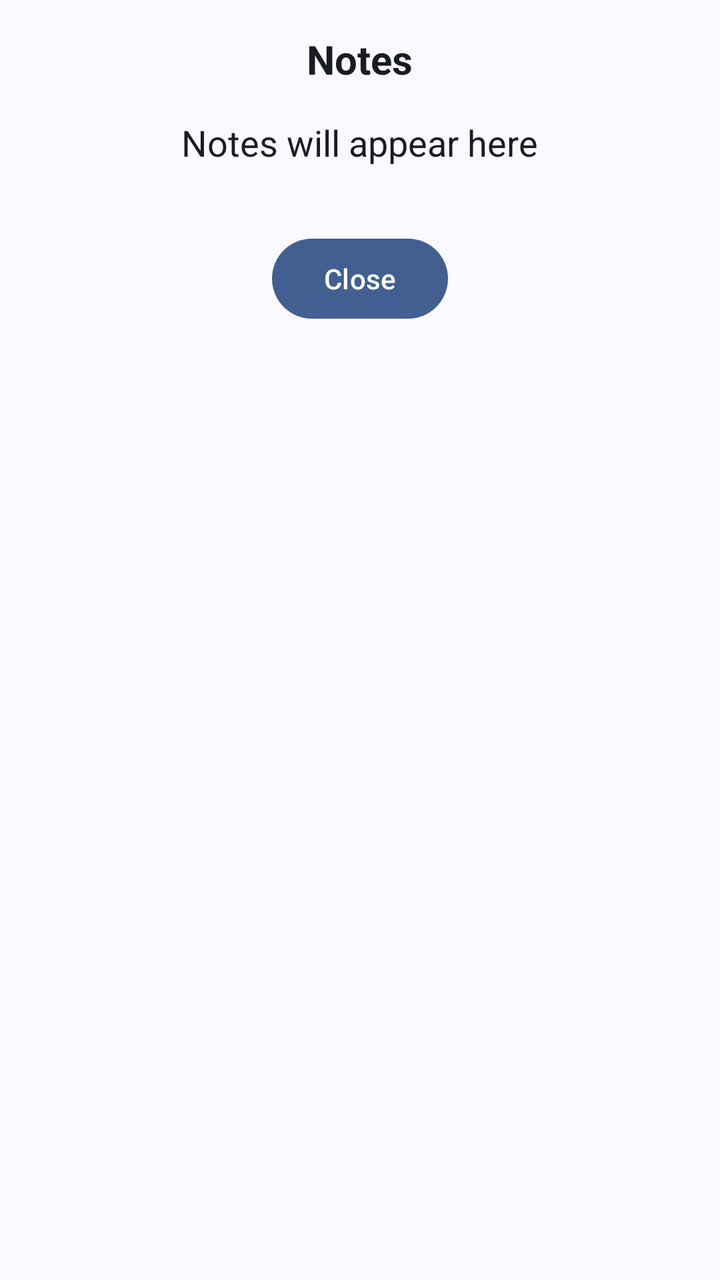
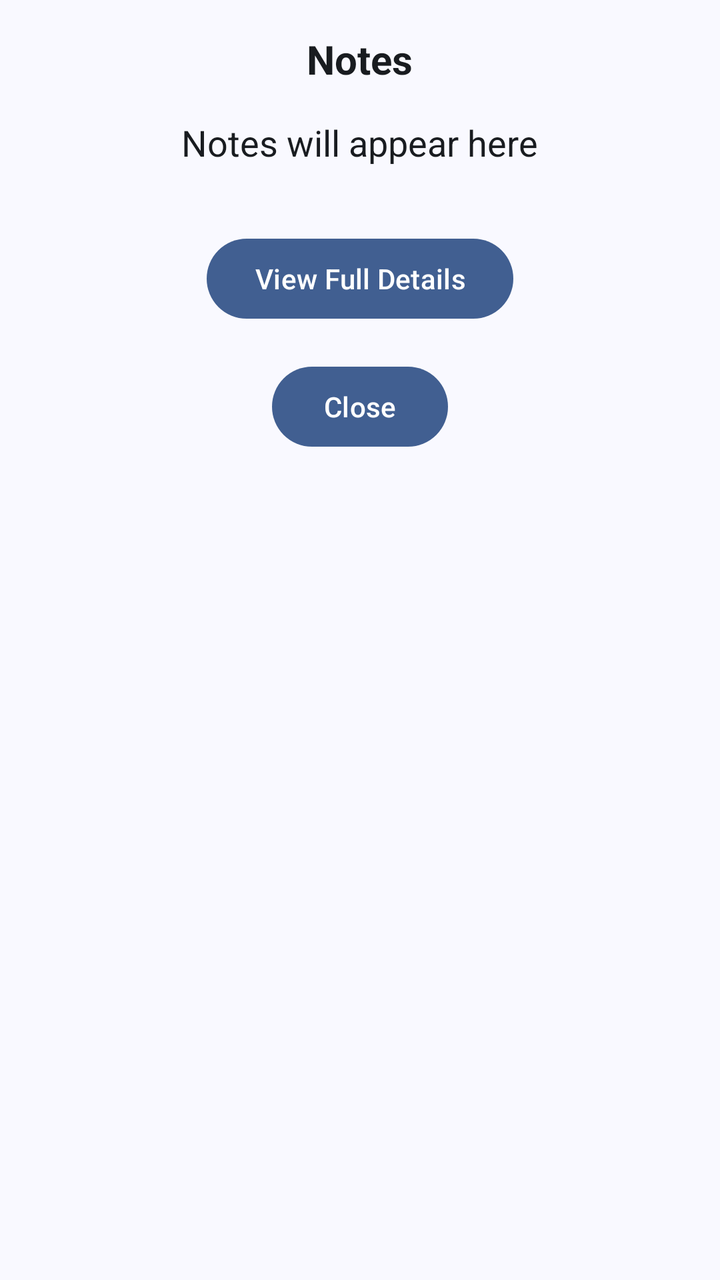

Two renders of the same Android screen: before a commit and after it. Below are the layout's source before the change and the commit's diff.
<!-- AndroidManifest.xml: application theme Theme.MobileHealthApplication -->
<!-- res/layout/bottomsheet_medication_notes.xml -->
<?xml version="1.0" encoding="utf-8"?>
<LinearLayout
    xmlns:android="http://schemas.android.com/apk/res/android"
    android:layout_width="match_parent"
    android:layout_height="match_parent"
    android:orientation="vertical"
    android:background="?attr/colorSurface"
    android:fitsSystemWindows="true"
    android:padding="16dp">

    <com.google.android.material.textview.MaterialTextView
        android:id="@+id/notesTitle"
        android:layout_width="wrap_content"
        android:layout_height="wrap_content"
        android:text="Notes"
        android:textSize="20sp"
        android:textColor="?attr/colorOnSurface"
        android:textStyle="bold"
        android:layout_gravity="center_horizontal"
        android:paddingBottom="16dp">

    </com.google.android.material.textview.MaterialTextView>

    <com.google.android.material.textview.MaterialTextView
        android:id="@+id/notesTextView"
        android:layout_width="wrap_content"
        android:layout_height="wrap_content"
        android:text="Notes will appear here"
        android:textSize="18sp"
        android:layout_gravity="center_horizontal"
        android:textColor="?attr/colorOnSurface"
        android:paddingBottom="32dp">

    </com.google.android.material.textview.MaterialTextView>



    <com.google.android.material.button.MaterialButton
        android:id="@+id/closeNotesDialogButton"
        android:layout_width="wrap_content"
        android:layout_height="wrap_content"
        android:text="@string/close_popup"
        android:layout_gravity="center">

    </com.google.android.material.button.MaterialButton>

</LinearLayout>
<!-- resources referenced by this layout -->
<resources>
  <string name="close_popup">Close</string>
  <color name="md_theme_primary">#415F91</color>
  <color name="md_theme_onPrimary">#FFFFFF</color>
  <color name="md_theme_primaryContainer">#D6E3FF</color>
  <color name="md_theme_onPrimaryContainer">#001B3E</color>
  <color name="md_theme_primaryFixed">#D6E3FF</color>
  <color name="md_theme_onPrimaryFixed">#001B3E</color>
  <color name="md_theme_primaryFixedDim">#AAC7FF</color>
  <color name="md_theme_onPrimaryFixedVariant">#284777</color>
  <color name="black">#FF000000</color>
  <color name="md_theme_secondary">#565F71</color>
  <color name="md_theme_onSecondary">#FFFFFF</color>
  <color name="md_theme_secondaryContainer">#DAE2F9</color>
  <color name="md_theme_onSecondaryContainer">#131C2B</color>
  <color name="md_theme_secondaryFixed">#DAE2F9</color>
  <color name="md_theme_onSecondaryFixed">#131C2B</color>
  <color name="md_theme_secondaryFixedDim">#BEC6DC</color>
  <color name="md_theme_onSecondaryFixedVariant">#3E4759</color>
  <color name="md_theme_tertiary">#705575</color>
  <color name="md_theme_onTertiary">#FFFFFF</color>
  <color name="md_theme_tertiaryContainer">#FAD8FD</color>
  <color name="md_theme_onTertiaryContainer">#28132E</color>
  <color name="md_theme_tertiaryFixed">#FAD8FD</color>
  <color name="md_theme_onTertiaryFixed">#28132E</color>
  <color name="md_theme_tertiaryFixedDim">#DDBCE0</color>
  <color name="md_theme_onTertiaryFixedVariant">#573E5C</color>
  <color name="md_theme_error">#BA1A1A</color>
  <color name="md_theme_onError">#FFFFFF</color>
  <color name="md_theme_errorContainer">#FFDAD6</color>
  <color name="md_theme_onErrorContainer">#410002</color>
  <style name="ThemeOverlay.App.BottomSheetDialog" parent="ThemeOverlay.Material3.BottomSheetDialog">
          <item name="android:navigationBarColor">@color/md_theme_background</item>
      </style>
  <color name="md_theme_background">#F9F9FF</color>
  <color name="md_theme_onBackground">#191C20</color>
  <color name="md_theme_surface">#F9F9FF</color>
  <color name="md_theme_onSurface">#191C20</color>
  <color name="md_theme_surfaceVariant">#E0E2EC</color>
  <color name="md_theme_onSurfaceVariant">#44474E</color>
  <color name="md_theme_surfaceContainerLowest">#FFFFFF</color>
  <color name="md_theme_surfaceContainerLow">#F3F3FA</color>
  <color name="md_theme_surfaceContainer">#EDEDF4</color>
  <color name="md_theme_surfaceContainerHigh">#E7E8EE</color>
  <color name="md_theme_surfaceContainerHighest">#E2E2E9</color>
  <color name="md_theme_outline">#74777F</color>
  <color name="md_theme_outlineVariant">#C4C6D0</color>
  <color name="md_theme_surfaceBright">#F9F9FF</color>
  <color name="md_theme_surfaceDim">#D9D9E0</color>
  <style name="Widget.App.Snackbar" parent="Widget.Material3.Snackbar">
          <item name="backgroundTint">?attr/colorSurface</item>
      </style>
  <style name="Widget.App.Snackbar.TextView" parent="Widget.Material3.Snackbar.TextView">
          <item name="android:textColor">?attr/colorOnSurface</item>
      </style>
  <style name="Widget.App.CardView" parent="Widget.Material3.CardView.Elevated">
          <item name="cardElevation">6dp</item>
          <item name="cardCornerRadius">12dp</item>
          <item name="cardBackgroundColor">?attr/colorSurfaceContainerHigh</item>
      </style>
  <style name="Widget.App.FloatingActionButton" parent="Widget.Material3.FloatingActionButton.Primary">
          <item name="backgroundTint">?attr/colorPrimaryContainer</item>
          <item name="tint">?attr/colorOnPrimaryContainer</item>
      </style>
  <style name="Widget.App.BottomNavigation.ActiveIndicator" parent="Widget.Material3.BottomNavigationView.ActiveIndicator">
          <item name="android:color">?attr/colorSecondaryContainer</item>
      </style>
  <!-- unchanged entries left out for length: 4 -->
</resources>

<!-- the commit's change to res/layout/bottomsheet_medication_notes.xml (unified diff, before → after) -->
@@ -33,7 +33,13 @@
 
     </com.google.android.material.textview.MaterialTextView>
 
-
+    <com.google.android.material.button.MaterialButton
+        android:id="@+id/btnViewFullDetails"
+        android:layout_width="wrap_content"
+        android:layout_height="wrap_content"
+        android:text="View Full Details"
+        android:layout_gravity="center"
+        android:layout_marginBottom="16dp" />
 
     <com.google.android.material.button.MaterialButton
         android:id="@+id/closeNotesDialogButton"
